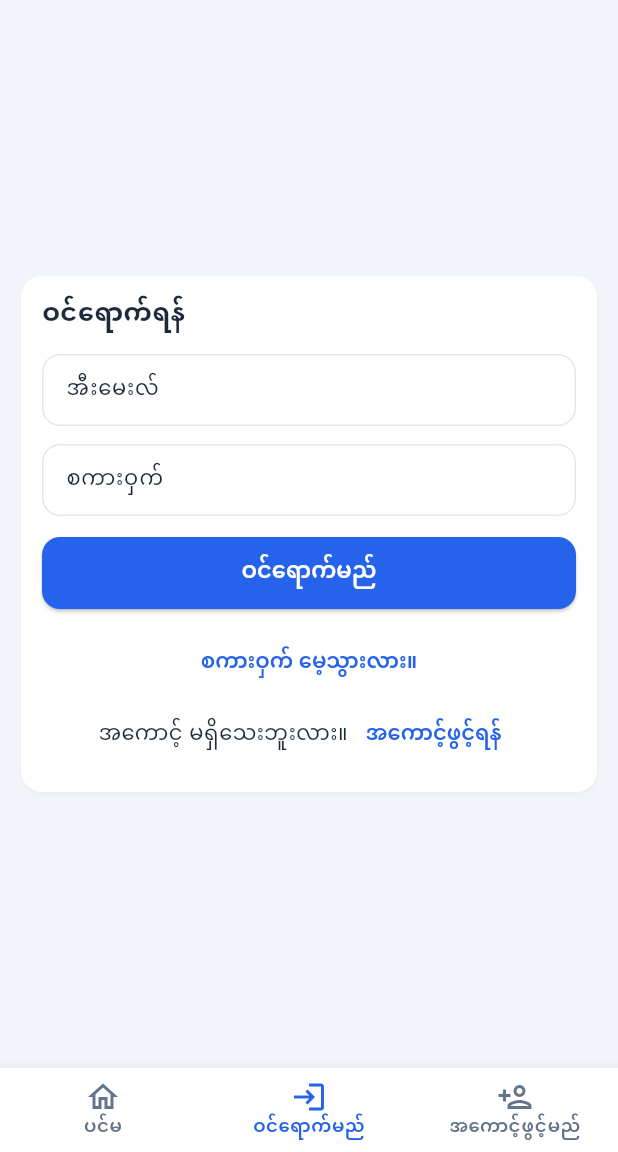
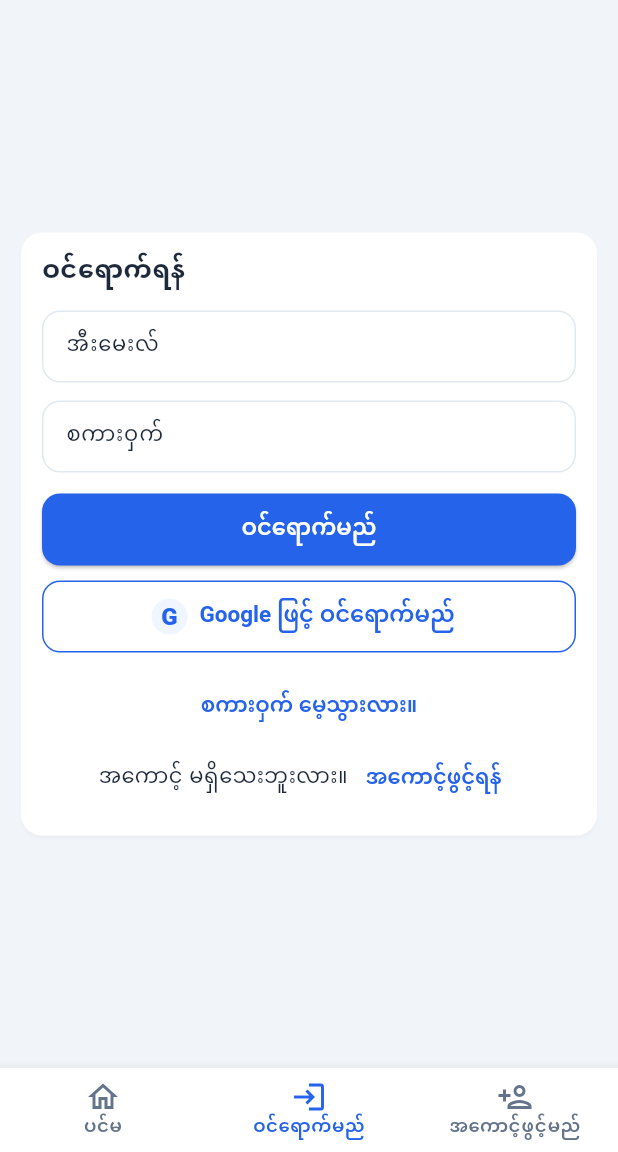
Before and after one commit to Testme6464/exchange-app, a Flutter app: the screen it shows after launch, item 2 of the bottom bar chosen, on a phone screen of 412 x 824 dp, the part 84-1236 px from its top. Run offline on Flutter 3.47's test engine with Material 3 defaults, Android fonts, the phone set to English and light mode, and no system bars; our stand-ins replace flutter_svg, google_sign_in, image_picker, supabase_flutter; accounts and stored records are empty.

Commit message:
Enable Google sign-in (web client ID)

```diff
--- a/lib/config.dart
+++ b/lib/config.dart
@@ -16,7 +16,7 @@ class AppConfig {
       'eyJhbGciOiJIUzI1NiIsInR5cCI6IkpXVCJ9.eyJpc3MiOiJzdXBhYmFzZSIsInJlZiI6Im1vdHR4cWNmbXNnYmN1emNkcHZlIiwicm9sZSI6ImFub24iLCJpYXQiOjE3OTQ4NTk1NDgsImV4cCI6MjExMDQzNTU0OH0.vY1bncSmLFbZ2W_O3zUzn4yGmHMvu4rLlBSGkIa7lP8';
 
   /// Web OAuth client ID for Google sign-in. Empty until OAuth is set up.
-  static const String googleWebClientId = '';
+  static const String googleWebClientId = '946002175834-tfjf3qf4f9ocbgpiidlvlckiehhrhef2.apps.googleusercontent.com';
 
   static bool get googleSignInConfigured => googleWebClientId.isNotEmpty;
 }
```
